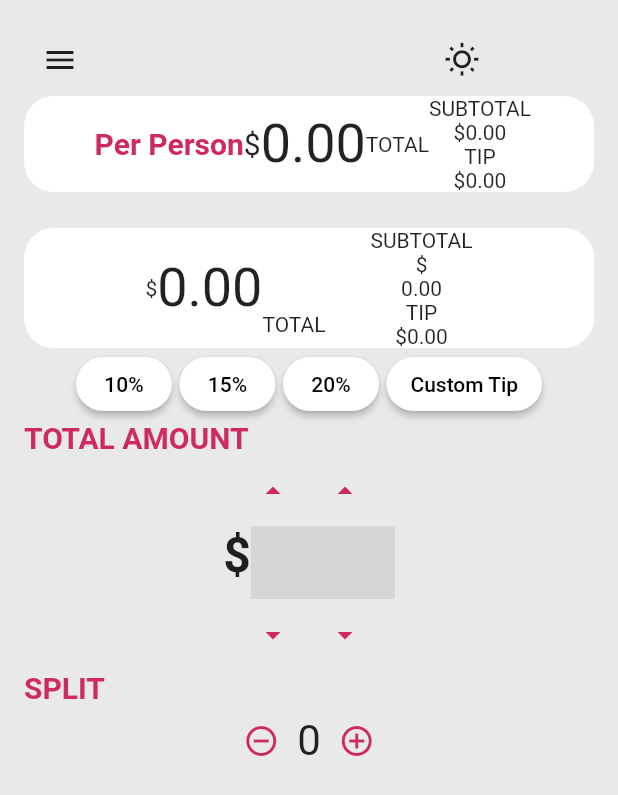
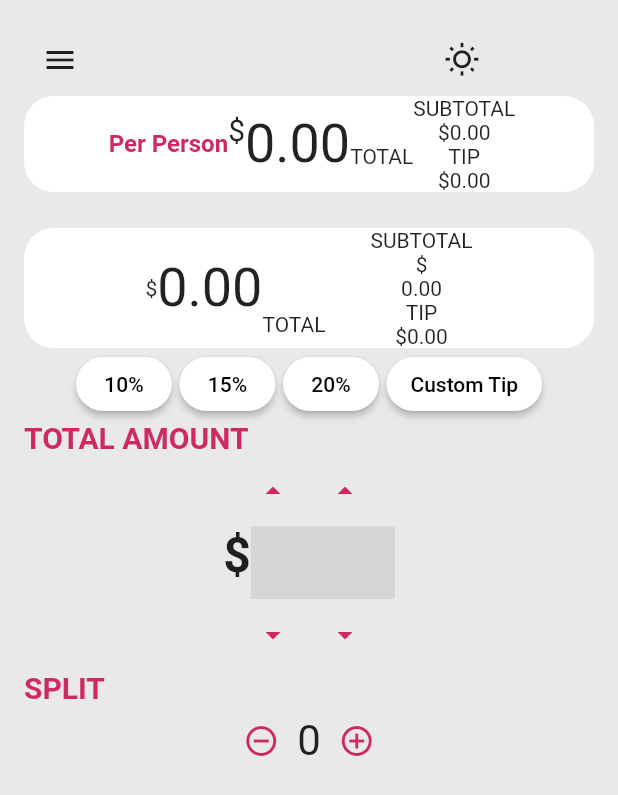
Before and after one commit to jerryHeisenberg/Flutter_Assignments, a Flutter app: the screen it shows after launch, on a phone screen of 412 x 824 dp. Shown: the top 795 px of the screen. Run offline on Flutter 3.47's test engine with Material 2 defaults, Android fonts, the phone set to English and light mode, and no system bars; missing offline and left inert: wheel_slider; grey boxes are pictures that could not be loaded.

Commit message:
row update

```diff
--- a/tipapp/lib/tipresult.dart
+++ b/tipapp/lib/tipresult.dart
@@ -20,21 +20,22 @@ class TotalTip extends StatelessWidget {
           mainAxisAlignment: MainAxisAlignment.center,
           crossAxisAlignment: CrossAxisAlignment.center,
       children: [
-            const Text(" Per Person",style: TextStyle(fontWeight: FontWeight.bold,fontSize: 20, color: Color.fromARGB(255, 206, 42, 96)),),
+            const Text(" Per Person",style: TextStyle(fontWeight: FontWeight.bold,fontSize: 16, color: Color.fromARGB(255, 206, 42, 96)),),
 
-        const Text(
+        Row(
+          crossAxisAlignment: CrossAxisAlignment.start,
+          children:[
+            const Text(
           "\$",
           style: TextStyle(
               fontSize: 20),
         ),
 
         Text(bill.getTotalAmountPerPerson(), style: const TextStyle(fontSize: 36),textAlign:TextAlign.left,),
-        const Text("TOTAL"),
 
-
-
-
-
+          ]
+        ),
+        const Text("\nTOTAL"),
         Column(mainAxisSize: MainAxisSize.min, children: [
           const Text("SUBTOTAL"),
           Text("\$"+bill.getAmountPerPerson()),
```
